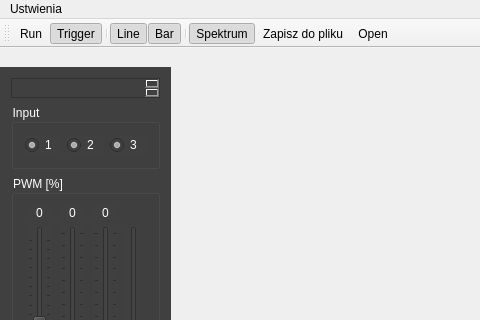
Before: the Qt Designer form mainwindow.ui in informacja/EMG, drawn with Qt 5; both pictures show x 0 to 480 and y 0 to 320 of the 688 by 406 pixel window.
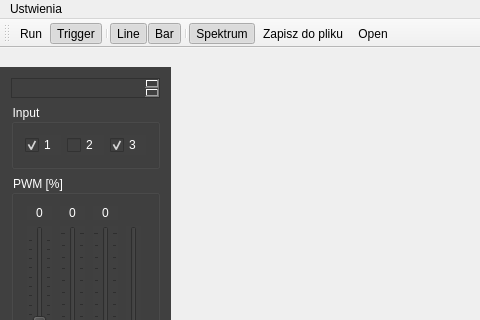
After: the same form once the commit is applied. Icons and pictures are not drawn.

Diff of the .ui file:
```diff
--- a/mainwindow.ui
+++ b/mainwindow.ui
@@ -147,7 +147,7 @@
        </property>
        <layout class="QGridLayout" name="gridLayout_2">
         <item row="0" column="0">
-         <widget class="QRadioButton" name="selectInput1">
+         <widget class="QCheckBox" name="selectInput1">
           <property name="text">
            <string>1</string>
           </property>
@@ -159,21 +159,8 @@
           </property>
          </widget>
         </item>
-        <item row="0" column="1">
-         <widget class="QRadioButton" name="selectInput2">
-          <property name="text">
-           <string>2</string>
-          </property>
-          <property name="checked">
-           <bool>true</bool>
-          </property>
-          <property name="autoExclusive">
-           <bool>false</bool>
-          </property>
-         </widget>
-        </item>
         <item row="0" column="2">
-         <widget class="QRadioButton" name="selectInput3">
+         <widget class="QCheckBox" name="selectInput3">
           <property name="text">
            <string>3</string>
           </property>
@@ -185,6 +172,19 @@
           </property>
          </widget>
         </item>
+        <item row="0" column="1">
+         <widget class="QCheckBox" name="selectInput2">
+          <property name="text">
+           <string>2</string>
+          </property>
+          <property name="checked">
+           <bool>false</bool>
+          </property>
+          <property name="autoExclusive">
+           <bool>false</bool>
+          </property>
+         </widget>
+        </item>
        </layout>
       </widget>
      </item>
```
Left out of the diff: 8 changed lines with no effect on the pictures.
